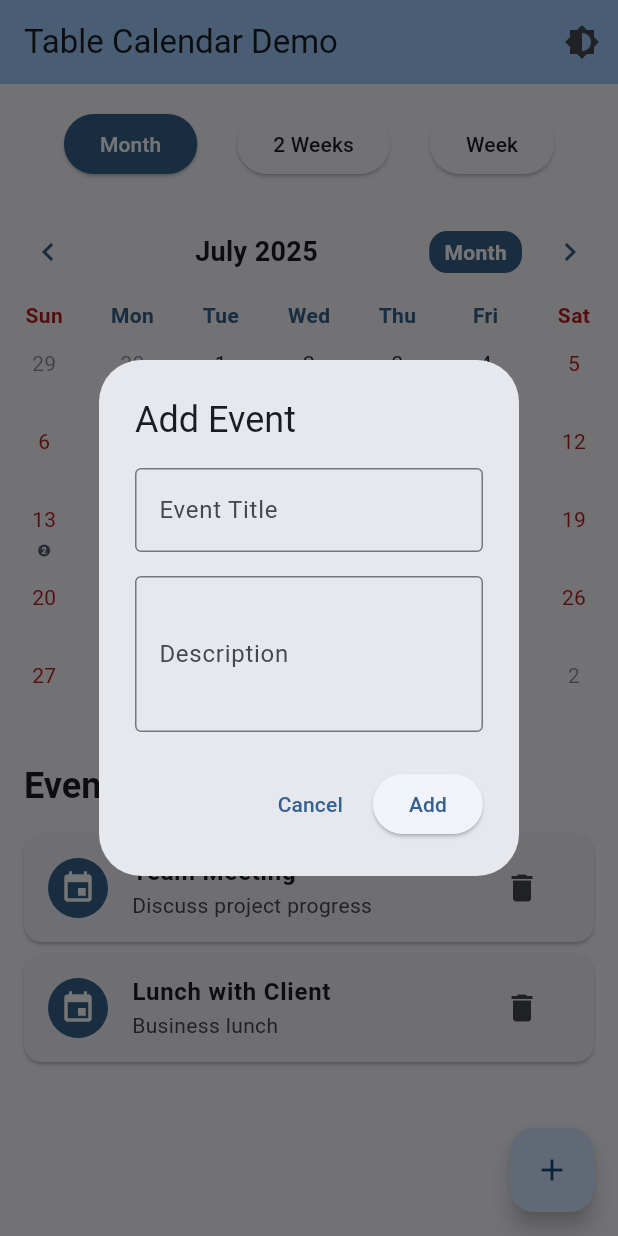
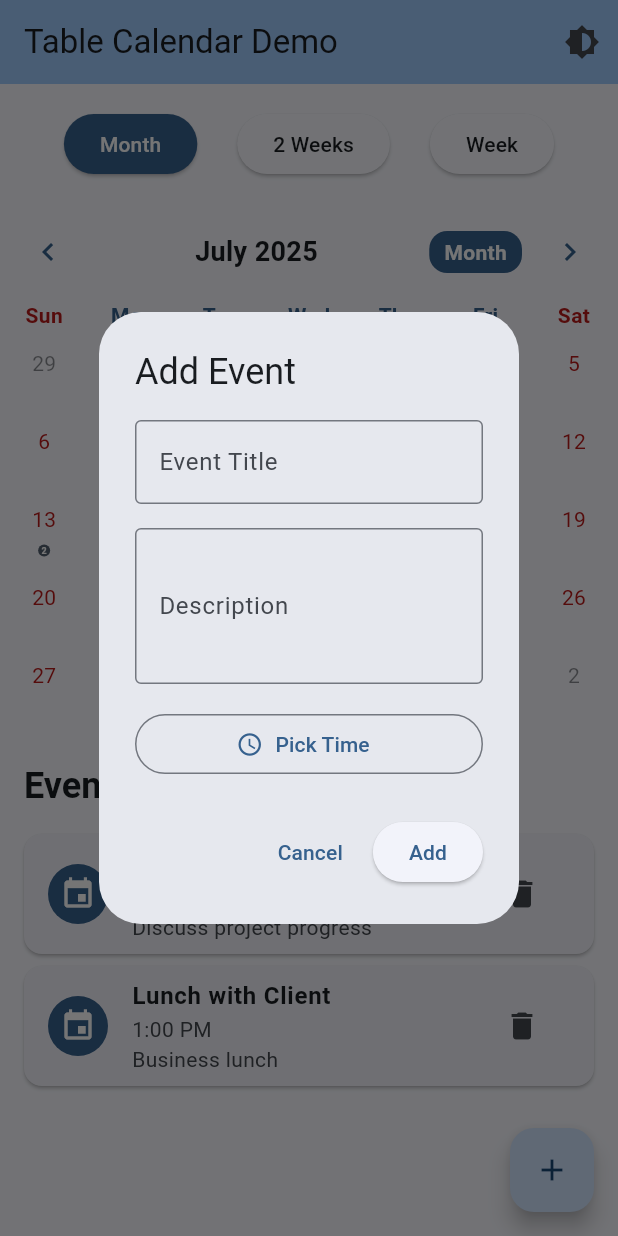
Before and after one commit to Chartine02/table-calendar-widget, a Flutter app: the screen it shows after launch, after a tap on the "add" icon, on a phone screen of 412 x 824 dp. Run offline on Flutter 3.47's test engine with Material 3 defaults, Android fonts, the phone set to English and light mode, and no system bars; drawn by our look-alikes of table_calendar.

Commit message:
feat: add time on the event schedule

```diff
--- a/lib/main.dart
+++ b/lib/main.dart
@@ -81,21 +81,45 @@ class _CalendarDemoPageState extends State<CalendarDemoPage>
 
     // Add some sample events
     events[DateTime(now.year, now.month, now.day)] = [
-      Event('Team Meeting', 'Discuss project progress'),
-      Event('Lunch with Client', 'Business lunch'),
+      Event(
+        'Team Meeting',
+        'Discuss project progress',
+        const TimeOfDay(hour: 10, minute: 0),
+      ),
+      Event(
+        'Lunch with Client',
+        'Business lunch',
+        const TimeOfDay(hour: 13, minute: 0),
+      ),
     ];
 
     events[DateTime(now.year, now.month, now.day + 2)] = [
-      Event('Doctor Appointment', 'Annual checkup'),
+      Event(
+        'Doctor Appointment',
+        'Annual checkup',
+        const TimeOfDay(hour: 9, minute: 30),
+      ),
     ];
 
     events[DateTime(now.year, now.month, now.day + 5)] = [
-      Event('Birthday Party', 'Friend\'s birthday'),
-      Event('Movie Night', 'Watch new release'),
+      Event(
+        'Birthday Party',
+        'Friend\'s birthday',
+        const TimeOfDay(hour: 18, minute: 0),
+      ),
+      Event(
+        'Movie Night',
+        'Watch new release',
+        const TimeOfDay(hour: 20, minute: 0),
+      ),
     ];
 
     events[DateTime(now.year, now.month, now.day + 10)] = [
-      Event('Conference Call', 'International meeting'),
+      Event(
+        'Conference Call',
+        'International meeting',
+        const TimeOfDay(hour: 16, minute: 0),
+      ),
     ];
 
     return events;
@@ -488,7 +512,9 @@ class _CalendarDemoPageState extends State<CalendarDemoPage>
                             event.title,
                             style: const TextStyle(fontWeight: FontWeight.bold),
                           ),
-                          subtitle: Text(event.description),
+                          subtitle: Text(
+                            '${event.time.format(context)}\n${event.description}',
+                          ),
                           trailing: IconButton(
                             icon: const Icon(Icons.delete),
                             onPressed: () {
@@ -507,6 +533,7 @@ class _CalendarDemoPageState extends State<CalendarDemoPage>
   void _showAddEventDialog() {
     final titleController = TextEditingController();
     final descriptionController = TextEditingController();
+    TimeOfDay? selectedTime;
 
     showDialog(
       context: context,
@@ -532,6 +559,32 @@ class _CalendarDemoPageState extends State<CalendarDemoPage>
                   ),
                   maxLines: 3,
                 ),
+                const SizedBox(height: 16),
+                Row(
+                  children: [
+                    Expanded(
+                      child: OutlinedButton.icon(
+                        icon: const Icon(Icons.access_time),
+                        label: Text(
+                          selectedTime == null
+                              ? 'Pick Time'
+                              : selectedTime?.format(context) ?? '',
+                        ),
+                        onPressed: () async {
+                          final picked = await showTimePicker(
+                            context: context,
+                            initialTime: TimeOfDay.now(),
+                          );
+                          if (picked != null) {
+                            setState(() {
+                              selectedTime = picked;
+                            });
+                          }
+                        },
+                      ),
+                    ),
+                  ],
+                ),
               ],
             ),
             actions: [
@@ -541,10 +594,14 @@ class _CalendarDemoPageState extends State<CalendarDemoPage>
               ),
               ElevatedButton(
                 onPressed: () {
-                  if (titleController.text.isNotEmpty) {
+                  if (titleController.text.isNotEmpty && selectedTime != null) {
                     _addEvent(
                       _selectedDay ?? _focusedDay,
-                      Event(titleController.text, descriptionController.text),
+                      Event(
+                        titleController.text,
+                        descriptionController.text,
+                        selectedTime!,
+                      ),
                     );
                     Navigator.pop(context);
                   }
@@ -580,8 +637,9 @@ class _CalendarDemoPageState extends State<CalendarDemoPage>
 class Event {
   final String title;
   final String description;
+  final TimeOfDay time;
 
-  Event(this.title, this.description);
+  Event(this.title, this.description, this.time);
 
   @override
   String toString() => title;
```
